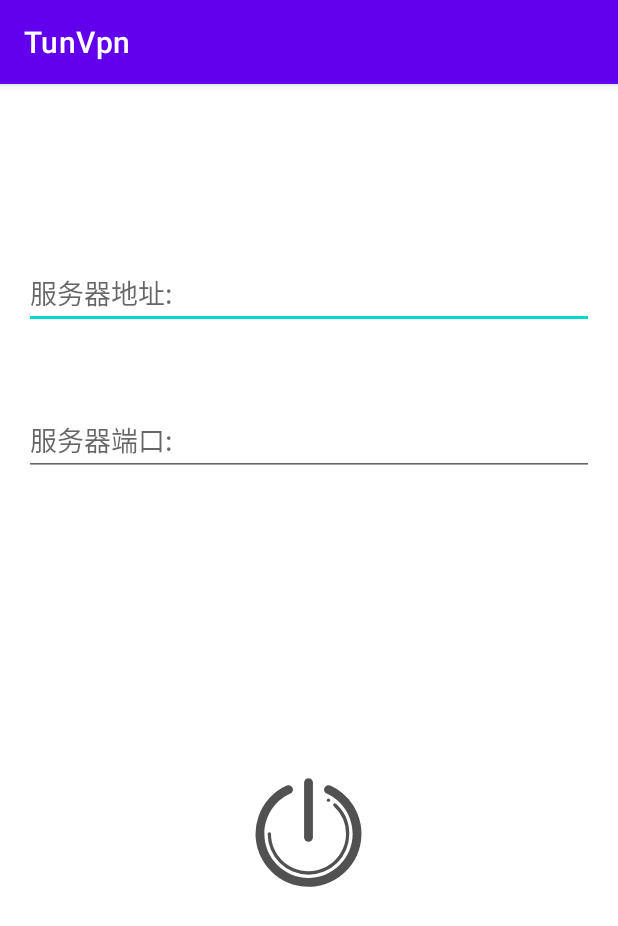
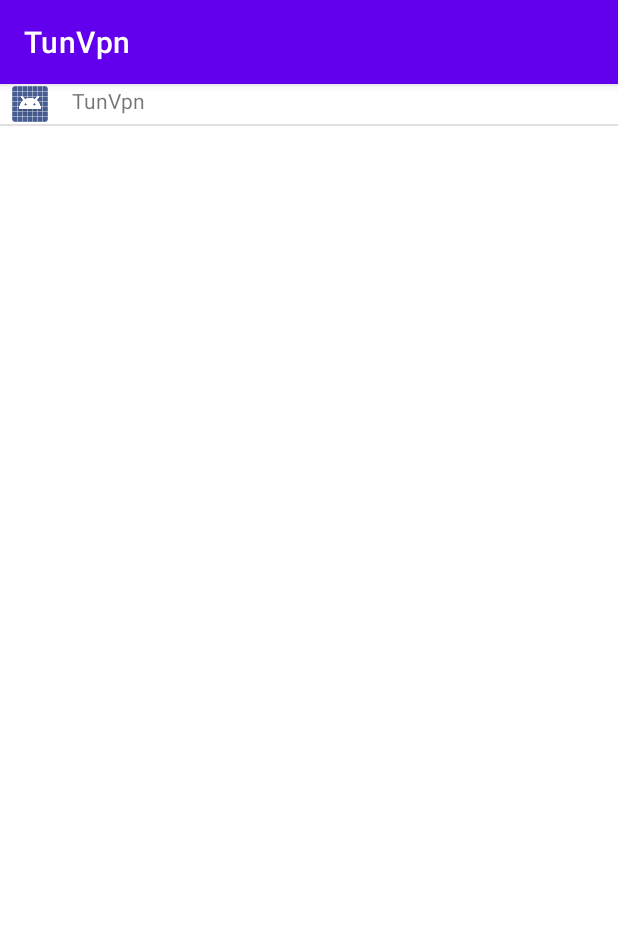
Before and after one commit to penndev/tunvpn, an Android app: the screen it shows after launch (MainActivity before the commit, MainAppsActivity after it), on a phone screen of 412 x 824 dp. Shown: the top 926 px of the screen. Run offline under Robolectric (Android 15) with nearby library versions, the phone set to English and light mode, and no system bars.

Commit message:
add the app list

```diff
--- a/app/src/main/java/com/example/tunvpn/MainActivity.kt
+++ b/app/src/main/java/com/example/tunvpn/MainActivity.kt
@@ -2,15 +2,22 @@ package com.example.tunvpn
 
 import android.content.Intent
 import android.content.SharedPreferences
+import android.content.pm.PackageManager
 import android.net.VpnService
-import androidx.appcompat.app.AppCompatActivity
 import android.os.Bundle
 import android.util.Log
 import android.view.View
 import android.widget.EditText
 import android.widget.Toast
+import androidx.appcompat.app.AppCompatActivity
 
 class MainActivity : AppCompatActivity() {
+
+    private lateinit var editTextIp: EditText
+    private lateinit var editTextPort: EditText
+    private lateinit var editTextDNS: EditText
+
+    private var status: Boolean = false
 
     private val prefs: SharedPreferences
         get() {
@@ -19,38 +26,33 @@ class MainActivity : AppCompatActivity() {
 
     private val interService: Intent
         get() {
-            return Intent(this,TunService::class.java)
+            return Intent(this, TunService::class.java)
         }
-
-    private lateinit var editTextIp: EditText
-    private lateinit var editTextPort: EditText
-
-    private var status: Boolean = false
 
     override fun onCreate(savedInstanceState: Bundle?) {
         super.onCreate(savedInstanceState)
         setContentView(R.layout.activity_main)
 
+        editTextDNS = findViewById(R.id.editText_dns)
         editTextIp = findViewById(R.id.editText_ip)
         editTextPort = findViewById(R.id.editText_port)
-        val ip = prefs.getString(getString(R.string.edit_ip),"")
-        if (ip != ""){
-            editTextIp.setText(ip)
-        }
-        val port = prefs.getInt(getString(R.string.edit_port),0)
-        if (port > 0){
-            editTextPort.setText(port.toString())
-        }
+
+        val ip = prefs.getString(getString(R.string.edit_ip), "")
+        if (ip != ""){ editTextIp.setText(ip) }
+        val port = prefs.getInt(getString(R.string.edit_port), 0)
+        if (port > 0){ editTextPort.setText(port.toString()) }
+
+        packageList()
     }
 
     override fun onActivityResult(requestCode: Int, resultCode: Int, data: Intent?) {
         super.onActivityResult(requestCode, resultCode, data)
         when(requestCode){
             1 -> {
-                if (resultCode == RESULT_OK){
-                    Toast.makeText(this,"创建Vpn成功。", Toast.LENGTH_LONG).show()
-                }else{
-                    Toast.makeText(this,"Vpn请求失败["+ resultCode.toString() +"]", Toast.LENGTH_LONG).show()
+                if (resultCode == RESULT_OK) {
+                    Toast.makeText(this, "创建Vpn成功。", Toast.LENGTH_LONG).show()
+                } else {
+                    Toast.makeText(this, "Vpn请求失败[" + resultCode.toString() + "]", Toast.LENGTH_LONG).show()
                 }
             }
         }
@@ -59,28 +61,67 @@ class MainActivity : AppCompatActivity() {
     fun runBtn(view: View){
         if (status){
             status = false
-            startService(interService.putExtra("start",0))
+            startService(interService.putExtra("status", status))
             view.setBackgroundResource(R.drawable.ic_main_run_off)
         } else {
             status = true
-
+            val bundle = Bundle()
             val prefsEdit = prefs.edit()
-            if (! editTextPort.text.isEmpty()){
-                prefsEdit.putString(getString(R.string.edit_ip), editTextIp.text.toString() )
+            if (! editTextIp.text.isEmpty()){
+                val ip = editTextIp.text.toString()
+                prefsEdit.putString(getString(R.string.edit_ip), ip )
+                bundle.putString("ip",ip)
             }
-            if (! editTextIp.text.isEmpty() ){
-                prefsEdit.putInt(getString(R.string.edit_port),editTextPort.text.toString().toInt())
+            if (! editTextPort.text.isEmpty() ){
+                val port = editTextPort.text.toString().toInt()
+                prefsEdit.putInt(getString(R.string.edit_port), port)
+                bundle.putInt("port",port)
+            }
+            if ( editTextDNS.text.isEmpty()){
+                val dns = editTextDNS.text.toString()
+                prefsEdit.putString(getString(R.string.edit_dns), dns)
+                bundle.putString("dns",dns)
             }
             prefsEdit.apply()
 
             val prepare = VpnService.prepare(this)
             if (prepare != null){
-                startActivityForResult(prepare,1)
+                startActivityForResult(prepare, 1)
             }
-            startService(interService.putExtra("start",1))
+
+            bundle.putBoolean("status", status)
+
+
+            startService(interService.putExtras(bundle))
             view.setBackgroundResource(R.drawable.ic_main_run_on)
         }
     }
 
+    fun packageList(){
+        startActivity(Intent(this, MainAppsActivity::class.java))
+    }
+//
+//
+//    fun packageList(){
+//        val packages = packageManager.getInstalledApplications(PackageManager.GET_META_DATA)
+//        for (li in packages){
+//            Log.d("penndev",li.packageName)
+//            Log.d("penndev",li.sourceDir)
+//            Log.d("penndev", packageManager.getApplicationIcon(li.packageName).toString())
+//
+//        }
+//        Log.d("penndev",packages.toString())
 
+//    }
+
+//    final PackageManager pm = getPackageManager();
+////get a list of installed apps.
+//    List<ApplicationInfo> packages = pm.getInstalledApplications(PackageManager.GET_META_DATA);
+//
+//    for (ApplicationInfo packageInfo : packages) {
+//        Log.d(TAG, "Installed package :" + packageInfo.packageName);
+//        Log.d(TAG, "Source dir : " + packageInfo.sourceDir);
+//        Log.d(TAG, "Launch Activity :" + pm.getLaunchIntentForPackage(packageInfo.packageName));
+//    }
+//// t
 }
--- /dev/null
+++ b/app/src/main/java/com/example/tunvpn/MainAppsActivity.kt
@@ -0,0 +1,19 @@
+package com.example.tunvpn
+
+import android.content.pm.PackageManager
+import androidx.appcompat.app.AppCompatActivity
+import android.os.Bundle
+import android.widget.ListView
+
+class MainAppsActivity : AppCompatActivity() {
+    override fun onCreate(savedInstanceState: Bundle?) {
+        super.onCreate(savedInstanceState)
+        setContentView(R.layout.activity_main_apps)
+
+        val apps = findViewById<ListView>(R.id.main_apps)
+        val packages = packageManager.getInstalledApplications(PackageManager.GET_META_DATA)
+        val appsAdapter = MainAppsAdapter(this,packages)
+        apps.adapter = appsAdapter
+
+    }
+}
--- /dev/null
+++ b/app/src/main/java/com/example/tunvpn/MainAppsAdapter.kt
@@ -0,0 +1,55 @@
+package com.example.tunvpn
+
+import android.R
+import android.content.Context
+import android.content.pm.ApplicationInfo
+import android.view.View
+import android.view.ViewGroup
+import android.widget.BaseAdapter
+import android.widget.ImageView
+import android.widget.TextView
+import kotlin.collections.ArrayList
+
+
+class MainAppsAdapter(context:Context,apps:List<ApplicationInfo>) : BaseAdapter() {
+    private var context = context
+    private var apps = apps
+    private val pm = context.getPackageManager()
+    override fun getCount(): Int {
+        return apps.size
+    }
+
+    override fun getItem(position: Int): Any {
+        return apps.get(position)
+    }
+
+    override fun getItemId(position: Int): Long {
+        return position.toLong();
+    }
+
+    override fun getView(position: Int, convertView: View?, parent: ViewGroup?): View {
+        var newView:View
+        var viewHolder = ViewHolder()
+        if (convertView == null) {
+            newView = View.inflate(context,R.layout.activity_list_item,null)
+            viewHolder.appName = newView.findViewById<TextView>(R.id.text1)
+            viewHolder.appIcon = newView.findViewById<ImageView>(R.id.icon)
+            newView.setTag(viewHolder)
+        }else{
+            newView = convertView
+            viewHolder = newView.getTag() as ViewHolder
+        }
+
+        viewHolder.appName.setText( apps[position].loadLabel(pm).toString() )
+
+        viewHolder.appIcon.setImageDrawable(apps[position].loadIcon(pm))
+
+        return newView
+    }
+
+    private class ViewHolder{
+        lateinit var appName:TextView
+        lateinit var appIcon:ImageView
+    }
+
+}
--- /dev/null
+++ b/app/src/main/res/layout/activity_main_apps.xml
@@ -0,0 +1,17 @@
+<?xml version="1.0" encoding="utf-8"?>
+<androidx.constraintlayout.widget.ConstraintLayout xmlns:android="http://schemas.android.com/apk/res/android"
+    xmlns:app="http://schemas.android.com/apk/res-auto"
+    xmlns:tools="http://schemas.android.com/tools"
+    android:layout_width="match_parent"
+    android:layout_height="match_parent"
+    tools:context=".MainAppsActivity">
+
+
+    <ListView
+        android:id="@+id/main_apps"
+        android:layout_width="match_parent"
+        android:layout_height="match_parent"
+        tools:layout_editor_absoluteX="30dp"
+        tools:layout_editor_absoluteY="41dp" />
+
+</androidx.constraintlayout.widget.ConstraintLayout>
--- a/app/src/main/res/values/strings.xml
+++ b/app/src/main/res/values/strings.xml
@@ -6,5 +6,6 @@
 
     <string name="edit_ip">服务器地址:</string>
     <string name="edit_port">服务器端口:</string>
+    <string name="edit_dns">DNS服务器:</string>
     <string name="notification_message">Vpn启动中</string>
 </resources>
```
Also changed, not shown: app/src/main/AndroidManifest.xml (+5 -4 lines), app/src/main/java/com/example/tunvpn/TunConnect.kt (+8 -3 lines), app/src/main/java/com/example/tunvpn/TunService.kt (+38 -29 lines), app/src/main/res/layout/activity_main.xml (+8 -0 lines).
